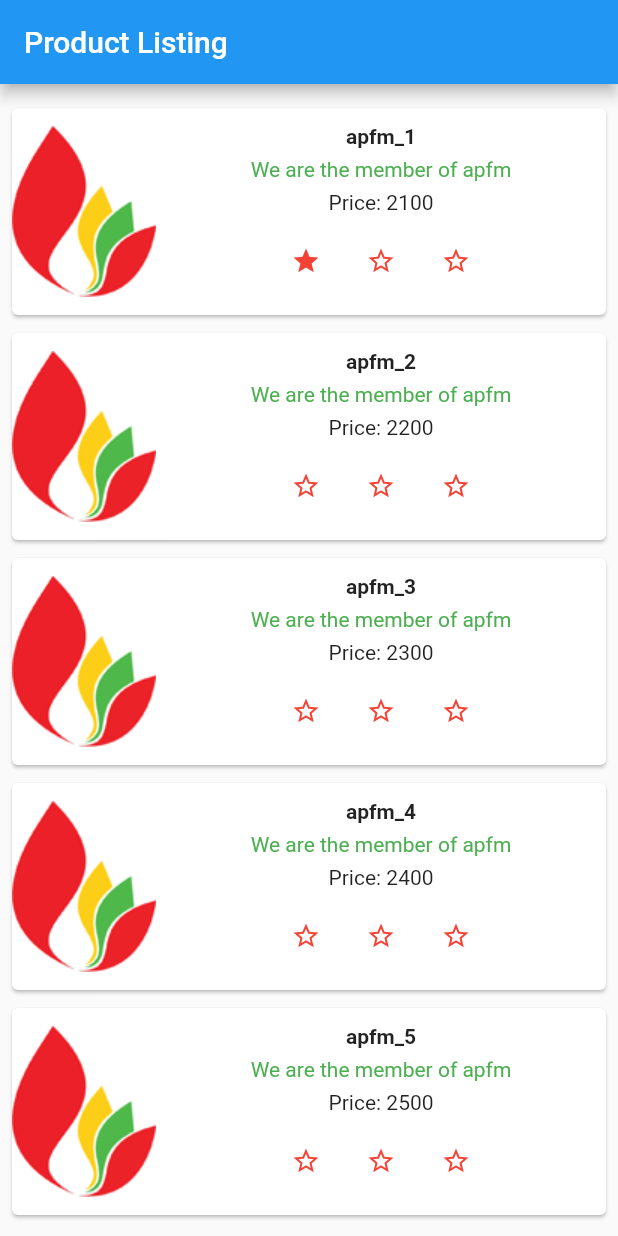
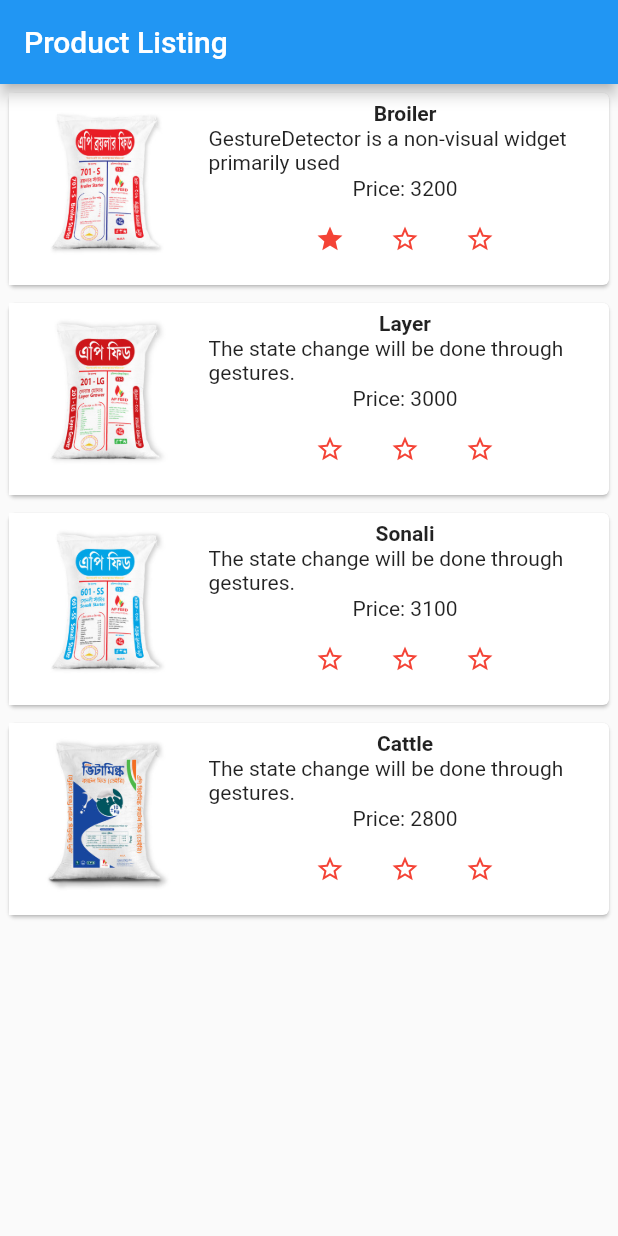
Before and after one commit to ridwancseju/product_layout_app, a Flutter app: the screen it shows after launch, after a tap on the "star border" icon, on a phone screen of 412 x 824 dp. Run offline on Flutter 3.47's test engine with Material 2 defaults, Android fonts, the light colour scheme and no system bars.

Commit message:
Product Detail added

```diff
--- a/lib/main.dart
+++ b/lib/main.dart
@@ -1,5 +1,5 @@
 import 'package:flutter/material.dart';
-
+import 'package:product_layout_app/ProductPage.dart';
 void main() {
   runApp(const MyApp());
 }
@@ -12,95 +12,207 @@ class MyApp extends StatelessWidget {
       theme: ThemeData(
         primarySwatch: Colors.blue,
       ),
-      home: const MyHomePage(title: 'Product layout demo home page'),
+      home: MyHomePage(title: 'Product layout demo home page'),
     );
   }
 }
 class MyHomePage extends StatelessWidget {
-  const MyHomePage({Key? key, required this.title}) : super(key: key);
+  MyHomePage({Key? key, required this.title}) : super(key: key);
 final String title;
+final item = Product.getProducts();
   @override
   Widget build(BuildContext context) {
     return Scaffold(
       appBar: AppBar(
         title: const Text('Product Listing'),
       ),
-      body: ListView(
-        shrinkWrap: true,
-        padding: const EdgeInsets.fromLTRB(2, 10, 2, 10),
-        children: const [
-          ProductBox(
-            name: 'apfm_1',
-            description: 'We are the member of apfm',
-            price: 2100,
-            image: 'logo.png',
-          ),
-          ProductBox(
-            name: 'apfm_2',
-            description: 'We are the member of apfm',
-            price: 2200,
-            image: 'logo.png',
-          ),
-          ProductBox(
-            name: 'apfm_3',
-            description: 'We are the member of apfm',
-            price: 2300,
-            image: 'logo.png',
-          ),
-          ProductBox(
-            name: 'apfm_4',
-            description: 'We are the member of apfm',
-            price: 2400,
-            image: 'logo.png',
-          ),
-          ProductBox(
-            name: 'apfm_5',
-            description: 'We are the member of apfm',
-            price: 2500,
-            image: 'logo.png',
-          ),
-        ],
-      )
+      body: ListView.builder(
+        itemCount: item.length,
+        itemBuilder: (context, index) {
+          return GestureDetector(
+            child: ProductBox(item: item[index]),
+            onTap: () {
+              Navigator.push(context, MaterialPageRoute(builder: (context) => ProductPage(item: item[index]),),);
+            },
+          );
+        },
+      ),
+      // body: ListView(
+      //   shrinkWrap: true,
+      //   padding: const EdgeInsets.fromLTRB(2, 10, 2, 10),
+      //   children: const [
+      //     Product(
+      //       name: 'apfm_1',
+      //       description: 'We are the member of apfm',
+      //       price: 2100,
+      //       image: 'logo.png',
+      //     ),
+      //     Product(
+      //       name: 'apfm_2',
+      //       description: 'We are the member of apfm',
+      //       price: 2200,
+      //       image: 'logo.png',
+      //     ),
+      //     Product(
+      //       name: 'apfm_3',
+      //       description: 'We are the member of apfm',
+      //       price: 2300,
+      //       image: 'logo.png',
+      //     ),
+      //     Product(
+      //       name: 'apfm_4',
+      //       description: 'We are the member of apfm',
+      //       price: 2400,
+      //       image: 'logo.png',
+      //     ),
+      //     Product(
+      //       name: 'apfm_5',
+      //       description: 'We are the member of apfm',
+      //       price: 2500,
+      //       image: 'logo.png',
+      //     ),
+      //   ],
+      // )
     );
   }
 }
 class ProductBox extends StatelessWidget {
-  const ProductBox({Key? key, required this.name, required this.description, required this.price, required this.image}) : super(key: key);
-final String name;
-final String description;
-final int price;
-final String image;
+  const ProductBox({Key? key, required this.item}) : super(key: key);
+final Product item;
   @override
   Widget build(BuildContext context) {
     return Container(
-      padding: const EdgeInsets.all(2.0),
-      height: 150,
+      padding: const EdgeInsets.all(2),
+      height: 140,
+      width: 120,
       child: Card(
         child: Row(
           mainAxisAlignment: MainAxisAlignment.spaceEvenly,
           children: [
-            Image.asset('assets/appimages/' + image),
+            Image.asset("assets/appimages/" + this.item.image),
             Expanded(
                 child: Container(
-                  padding: const EdgeInsets.all(5.0),
+                  padding: EdgeInsets.all(5),
                   child: Column(
                     mainAxisAlignment: MainAxisAlignment.spaceEvenly,
                     children: [
-                      Text(this.name, style: const TextStyle(fontWeight: FontWeight.bold),),
-                      Text(this.description, style: const TextStyle(color: Colors.green),),
-                      Text('Price: ' + this.price.toString()),
-                      const RatingBox(),
+                      Text(this.item.name, style: const TextStyle(fontWeight: FontWeight.bold),),
+                      Text(this.item.description),
+                      Text("Price: " + this.item.price.toString()),
+                      RatingBox(),
                     ],
                   ),
-                )
-            )
+                ),
+            ),
           ],
         ),
       ),
     );
   }
 }
+class ProductPage extends StatelessWidget {
+  const ProductPage({Key? key, required this.item}) : super(key: key);
+  final Product item;
+  @override
+  Widget build(BuildContext context) {
+    return Scaffold(
+      appBar: AppBar(
+        title: Text(this.item.name),
+      ),
+      body: Center(
+        child: Container(
+          padding: const EdgeInsets.all(1),
+          child: Column(
+            mainAxisAlignment: MainAxisAlignment.start,
+            crossAxisAlignment: CrossAxisAlignment.start,
+            children: [
+              Image.asset("assets/appimages/" + this.item.image),
+              Expanded(
+                  child: Container(
+                    padding: const EdgeInsets.all(5),
+                    child: Column(
+                      mainAxisAlignment: MainAxisAlignment.spaceEvenly,
+                      children: [
+                        Text(this.item.name, style: const TextStyle(fontWeight: FontWeight.bold),),
+                        Text(this.item.description),
+                        Text("Price: " + this.item.price.toString()),
+                        const RatingBox(),
+                      ],
+                    ),
+                  ),
+              ),
+            ],
+          ),
+        ),
+      ),
+    );
+  }
+}
 
+class Product {
+  const Product({required this.name, required this.description, required this.price, required this.image});
+final String name;
+final String description;
+final int price;
+final String image;
+static List<Product> getProducts() {
+  List<Product> item = <Product>[];
+  item.add(const Product(
+      name: "Broiler",
+      description: "GestureDetector is a non-visual widget primarily used",
+      price: 3200,
+      image: "AP_broiler_starter-1.1.jpg")
+  );
+  item.add( const Product(
+      name: "Layer",
+      description: "The state change will be done through gestures.",
+      price: 3000,
+      image: "APLayer-grower-1.2.jpg")
+  );
+  item.add( const Product(
+      name: "Sonali",
+      description: "The state change will be done through gestures.",
+      price: 3100,
+      image: "APSonali-feed-1.2.jpg")
+  );
+  item.add( const Product(
+      name: "Cattle",
+      description: "The state change will be done through gestures.",
+      price: 2800,
+      image: "APVitamilk-1.2.jpg")
+  );
+  return item;
+}
+  //@override
+  // Widget build(BuildContext context) {
+  //   return Container(
+  //     padding: const EdgeInsets.all(2.0),
+  //     height: 150,
+  //     child: Card(
+  //       child: Row(
+  //         mainAxisAlignment: MainAxisAlignment.spaceEvenly,
+  //         children: [
+  //           Image.asset('assets/appimages/' + image),
+  //           Expanded(
+  //               child: Container(
+  //                 padding: const EdgeInsets.all(5.0),
+  //                 child: Column(
+  //                   mainAxisAlignment: MainAxisAlignment.spaceEvenly,
+  //                   children: [
+  //                     Text(this.name, style: const TextStyle(fontWeight: FontWeight.bold),),
+  //                     Text(this.description, style: const TextStyle(color: Colors.green),),
+  //                     Text('Price: ' + this.price.toString()),
+  //                     const RatingBox(),
+  //                   ],
+  //                 ),
+  //               )
+  //           )
+  //         ],
+  //       ),
+  //     ),
+  //   );
+  // }
+}
 class RatingBox extends StatefulWidget {
   const RatingBox({Key? key}) : super(key: key);
   @override
@@ -130,7 +242,7 @@ class _RatingBoxState extends State<RatingBox> {
     return Row(
       mainAxisAlignment: MainAxisAlignment.center,
       crossAxisAlignment: CrossAxisAlignment.end,
-      mainAxisSize: MainAxisSize.max,
+      //mainAxisSize: MainAxisSize.max,
       children: [
         Container(
           padding: const EdgeInsets.all(1),
@@ -158,7 +270,7 @@ class _RatingBoxState extends State<RatingBox> {
             iconSize: _size,
             onPressed: _setRatingAsThree,
           ),
-        )
+        ),
       ],
     );
   }
--- a/pubspec.yaml
+++ b/pubspec.yaml
@@ -62,6 +62,11 @@ flutter:
   # To add assets to your application, add an assets section, like this:
   assets:
     - assets/appimages/logo.png
+    - assets/appimages/AP_broiler_starter-1.1.jpg
+    - assets/appimages/APVitamilk-1.2.jpg
+    - assets/appimages/APSonali-feed-1.2.jpg
+    - assets/appimages/APSonali-grower-feed-1.2.jpg
+    - assets/appimages/APLayer-grower-1.2.jpg
 
 
   # An image asset can refer to one or more resolution-specific "variants", see
```
Also changed, not shown: lib/ProductPage.dart (added, +41 -0 lines), assets/appimages/APLayer-grower-1.2.jpg (added), assets/appimages/APSonali-feed-1.2.jpg (added), assets/appimages/APSonali-grower-feed-1.2.jpg (added), assets/appimages/APVitamilk-1.2.jpg (added), assets/appimages/AP_broiler_starter-1.1.jpg (added).
